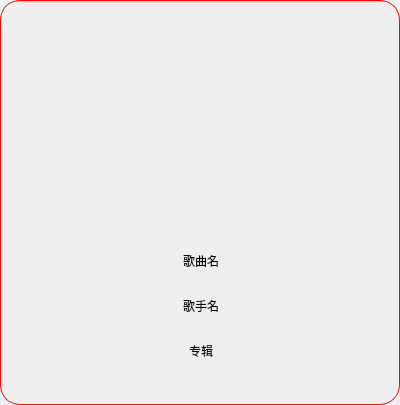
Old version of the form OnePlayer/src/MusicInfoWidget.ui in the repository whdicu/OnePlayer.
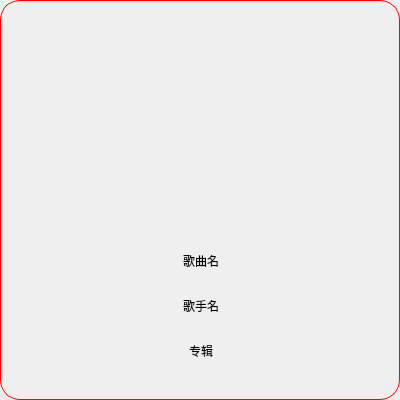
New version of the form.

Commit message: 1.界面高度减小5 2.切换为随机播放时，将当前musicIndex保存 3.实现QT6版本的随机数生成

```diff
--- a/OnePlayer/src/MusicInfoWidget.ui
+++ b/OnePlayer/src/MusicInfoWidget.ui
@@ -7,7 +7,7 @@
     <x>0</x>
     <y>0</y>
     <width>400</width>
-    <height>405</height>
+    <height>400</height>
    </rect>
   </property>
   <property name="minimumSize">
@@ -156,7 +156,7 @@
          <x>0</x>
          <y>0</y>
          <width>400</width>
-         <height>405</height>
+         <height>400</height>
         </rect>
        </property>
        <property name="text">
```
The commit also changes 7 other files.
